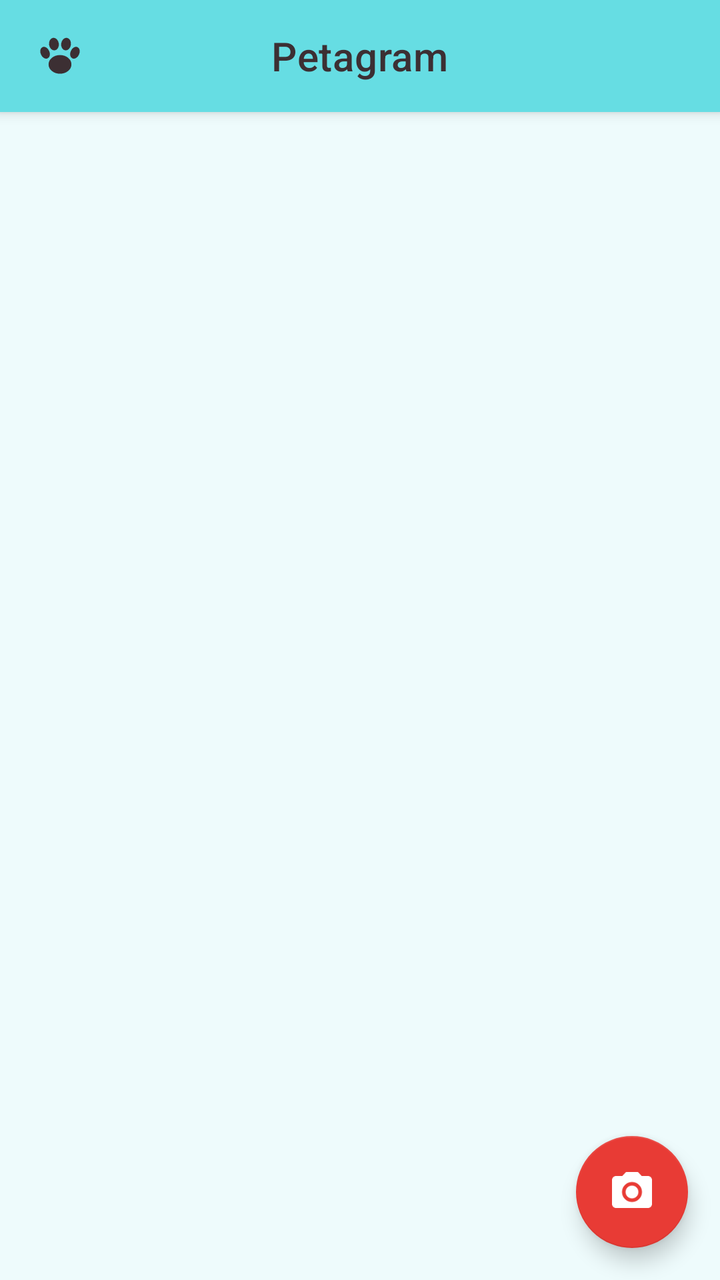
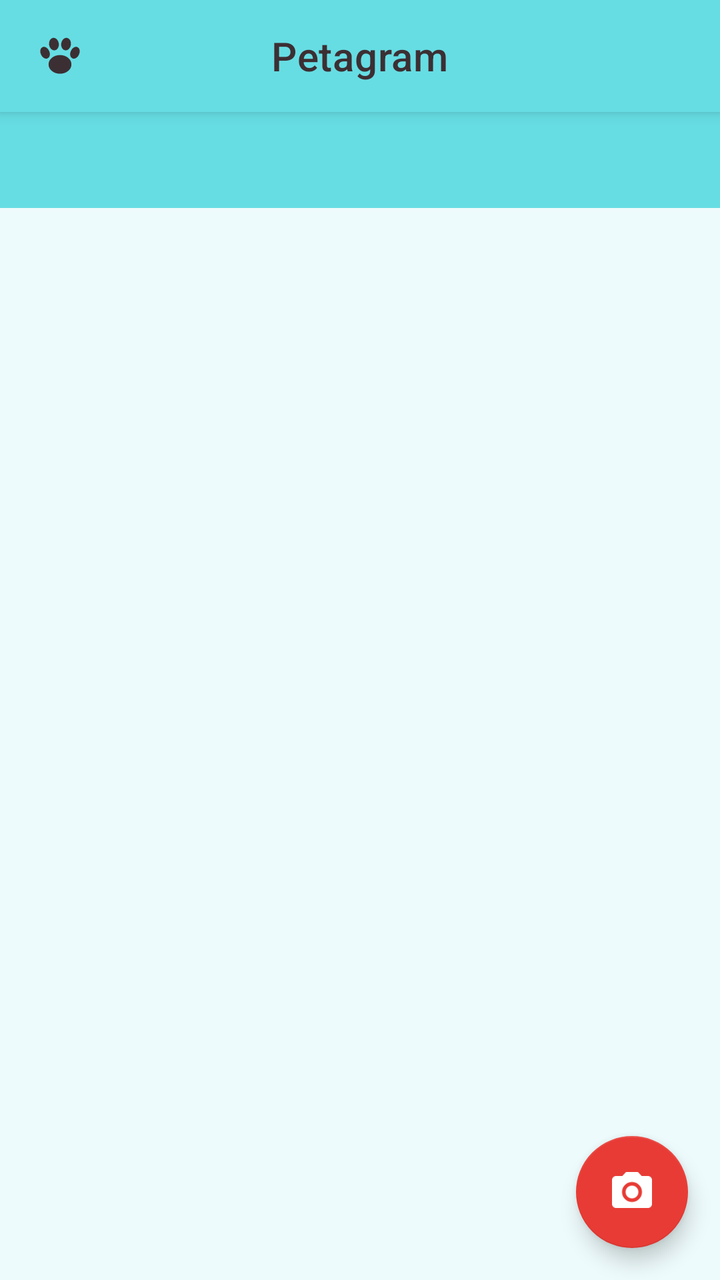

Compare the two renders of this Android layout. The source of the first and the diff that turns it into the second are given below.
<!-- AndroidManifest.xml: application theme Theme.Petagram -->
<!-- res/layout/activity_main.xml -->
<?xml version="1.0" encoding="utf-8"?>
<androidx.coordinatorlayout.widget.CoordinatorLayout xmlns:android="http://schemas.android.com/apk/res/android"
    xmlns:app="http://schemas.android.com/apk/res-auto"
    android:layout_width="match_parent"
    android:layout_height="match_parent"
    android:fitsSystemWindows="true"
    app:statusBarBackground="@color/colorPrimaryDark">

    <LinearLayout
        android:layout_width="match_parent"
        android:layout_height="match_parent"
        android:orientation="vertical">

        <include layout="@layout/toolbar" />

        <androidx.recyclerview.widget.RecyclerView
            android:id="@+id/rv_mascotas"
            android:layout_width="match_parent"
            android:layout_height="match_parent"
            android:clipToPadding="false"
            android:paddingTop="@dimen/espacio_lista"
            android:paddingBottom="@dimen/espacio_bajo_fab" />

    </LinearLayout>

    
    <com.google.android.material.floatingactionbutton.FloatingActionButton
        android:id="@+id/fab_camara"
        android:layout_width="wrap_content"
        android:layout_height="wrap_content"
        android:layout_gravity="bottom|end"
        android:layout_margin="@dimen/margen_fab"
        android:contentDescription="@string/subir_foto"
        app:srcCompat="@drawable/ic_camara" />

</androidx.coordinatorlayout.widget.CoordinatorLayout>
<!-- res/layout/toolbar.xml (included above) -->
<?xml version="1.0" encoding="utf-8"?>
<com.google.android.material.appbar.MaterialToolbar xmlns:android="http://schemas.android.com/apk/res/android"
    android:id="@+id/toolbar"
    style="@style/Widget.MaterialComponents.Toolbar.Primary"
    android:layout_width="match_parent"
    android:layout_height="?attr/actionBarSize"
    android:elevation="4dp">

    <ImageView
        android:layout_width="28dp"
        android:layout_height="28dp"
        android:layout_gravity="start|center_vertical"
        android:importantForAccessibility="no"
        android:src="@drawable/ic_huella" />

    <TextView
        android:layout_width="wrap_content"
        android:layout_height="wrap_content"
        android:layout_gravity="center"
        android:text="@string/app_name"
        android:textAppearance="?attr/textAppearanceHeadline6"
        android:textColor="?attr/colorOnPrimary" />

</com.google.android.material.appbar.MaterialToolbar>
<!-- resources referenced by this layout -->
<resources>
  <color name="colorPrimaryDark">#FF1B8D93</color>
  <dimen name="espacio_bajo_fab">88dp</dimen>
  <dimen name="espacio_lista">8dp</dimen>
  <dimen name="margen_fab">16dp</dimen>
  <!-- drawable ic_camara (drawable) -->
  <?xml version="1.0" encoding="utf-8"?>
  <vector xmlns:android="http://schemas.android.com/apk/res/android"
      android:width="24dp"
      android:height="24dp"
      android:viewportWidth="24"
      android:viewportHeight="24">
      <path
          android:fillColor="#FFFFFF"
          android:pathData="M12,12m-3.2,0a3.2,3.2 0,1 1,6.4 0a3.2,3.2 0,1 1,-6.4 0 M9,2L7.17,4H4c-1.1,0 -2,0.9 -2,2v12c0,1.1 0.9,2 2,2h16c1.1,0 2,-0.9 2,-2V6c0,-1.1 -0.9,-2 -2,-2h-3.17L15,2H9zM12,17c-2.76,0 -5,-2.24 -5,-5s2.24,-5 5,-5 5,2.24 5,5 -2.24,5 -5,5z" />
  </vector>
  <!-- drawable ic_huella (drawable) -->
  <?xml version="1.0" encoding="utf-8"?>
  <vector xmlns:android="http://schemas.android.com/apk/res/android"
      android:width="24dp"
      android:height="24dp"
      android:viewportWidth="24"
      android:viewportHeight="24">
      <path
          android:fillColor="#3C2F33"
          android:pathData="M7.1,15.6 A4.9,4 0 1,0 16.9,15.6 A4.9,4 0 1,0 7.1,15.6 Z M3.88,11.4 A1.9,2.5 -25 1,0 7.32,9.8 A1.9,2.5 -25 1,0 3.88,11.4 Z M7.32,7.19 A2.1,2.7 -8 1,0 11.48,6.61 A2.1,2.7 -8 1,0 7.32,7.19 Z M12.52,6.61 A2.1,2.7 8 1,0 16.68,7.19 A2.1,2.7 8 1,0 12.52,6.61 Z M16.68,9.8 A1.9,2.5 25 1,0 20.12,11.4 A1.9,2.5 25 1,0 16.68,9.8 Z" />
  </vector>
  <string name="app_name">Petagram</string>
  <string name="subir_foto">Subir foto</string>
  <style name="Theme.Petagram" parent="Theme.MaterialComponents.Light.NoActionBar">
          
          <item name="colorPrimary">@color/colorPrimary</item>
          <item name="colorPrimaryDark">@color/colorPrimaryDark</item>
          <item name="colorAccent">@color/colorAccent</item>
  
          
          <item name="colorPrimaryVariant">@color/colorPrimaryDark</item>
          <item name="colorSecondary">@color/colorAccent</item>
  
          
          <item name="colorOnPrimary">@color/cafe</item>
          <item name="colorOnSecondary">@color/blanco</item>
  
          <item name="android:colorBackground">@color/fondo</item>
          
          <item name="android:statusBarColor">@color/colorPrimaryDark</item>
      </style>
  <color name="colorPrimary">#FF66DDE3</color>
  <color name="colorAccent">#FFE83B35</color>
  <color name="cafe">#FF3C2F33</color>
  <color name="blanco">#FFFFFFFF</color>
  <color name="fondo">#FFEEFBFC</color>
</resources>

<!-- the commit's change to res/layout/activity_main.xml (unified diff, before → after) -->
@@ -11,19 +11,28 @@
         android:layout_height="match_parent"
         android:orientation="vertical">
 
-        <include layout="@layout/toolbar" />
+        <com.google.android.material.appbar.AppBarLayout
+            android:layout_width="match_parent"
+            android:layout_height="wrap_content">
 
-        <androidx.recyclerview.widget.RecyclerView
-            android:id="@+id/rv_mascotas"
+            <include layout="@layout/toolbar" />
+
+            <com.google.android.material.tabs.TabLayout
+                android:id="@+id/tabs"
+                style="@style/Widget.MaterialComponents.TabLayout.Colored"
+                android:layout_width="match_parent"
+                android:layout_height="wrap_content"
+                app:tabIndicatorColor="@color/colorAccent" />
+
+        </com.google.android.material.appbar.AppBarLayout>
+
+        <androidx.viewpager2.widget.ViewPager2
+            android:id="@+id/view_pager"
             android:layout_width="match_parent"
-            android:layout_height="match_parent"
-            android:clipToPadding="false"
-            android:paddingTop="@dimen/espacio_lista"
-            android:paddingBottom="@dimen/espacio_bajo_fab" />
+            android:layout_height="match_parent" />
 
     </LinearLayout>
 
-    
     <com.google.android.material.floatingactionbutton.FloatingActionButton
         android:id="@+id/fab_camara"
         android:layout_width="wrap_content"
@@ -37,11 +46,12 @@
 <!-- res/layout/toolbar.xml (included above) -->
 <?xml version="1.0" encoding="utf-8"?>
 <com.google.android.material.appbar.MaterialToolbar xmlns:android="http://schemas.android.com/apk/res/android"
+    xmlns:app="http://schemas.android.com/apk/res-auto"
     android:id="@+id/toolbar"
     style="@style/Widget.MaterialComponents.Toolbar.Primary"
     android:layout_width="match_parent"
     android:layout_height="?attr/actionBarSize"
-    android:elevation="4dp">
+    app:contentInsetStartWithNavigation="0dp">
 
     <ImageView
         android:layout_width="28dp"
<!-- resource entries referenced after the edit -->
@@ -1,8 +1,6 @@
 <!-- resources referenced by this layout -->
 <resources>
   <color name="colorPrimaryDark">#FF1B8D93</color>
-  <dimen name="espacio_bajo_fab">88dp</dimen>
-  <dimen name="espacio_lista">8dp</dimen>
   <dimen name="margen_fab">16dp</dimen>
   <!-- drawable ic_camara (drawable) -->
   <?xml version="1.0" encoding="utf-8"?>
@@ -43,6 +41,7 @@
           <item name="colorOnSecondary">@color/blanco</item>
   
           <item name="android:colorBackground">@color/fondo</item>
+          <item name="textInputStyle">@style/Widget.MaterialComponents.TextInputLayout.OutlinedBox</item>
           
           <item name="android:statusBarColor">@color/colorPrimaryDark</item>
       </style>
